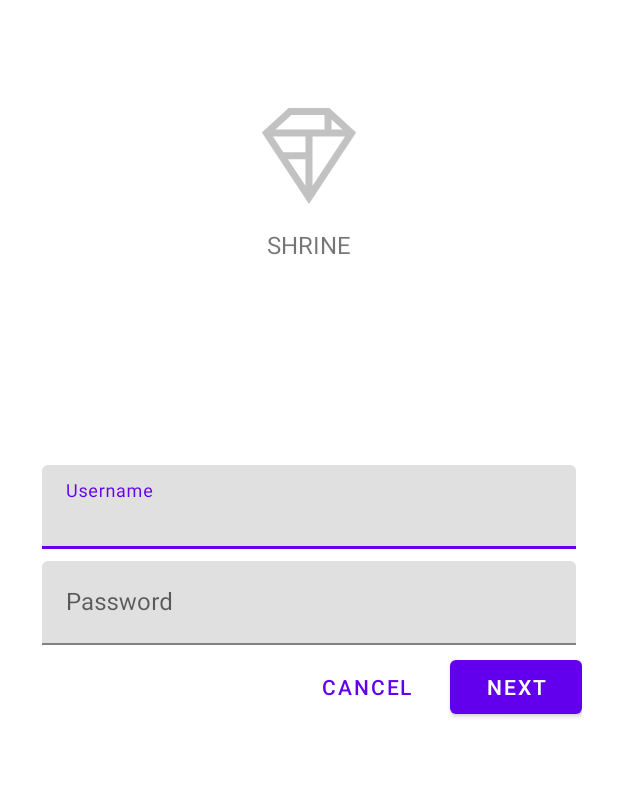
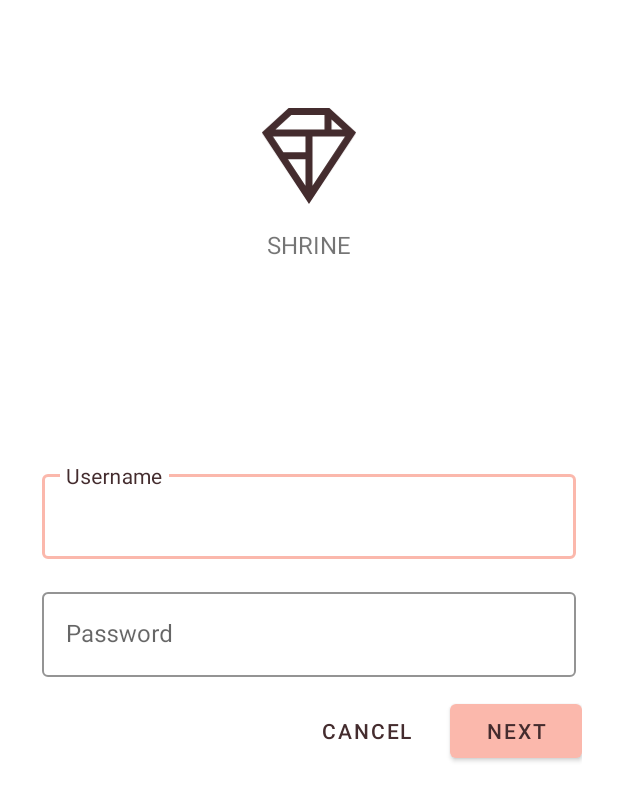
Before and after one commit to prince1809/mdc-shrine-android, an Android app: the screen it shows after launch (MainActivity), on a phone screen of 412 x 824 dp. Shown: the top 801 px of the screen. Run offline under Robolectric (Android 15) with nearby library versions, the phone set to English and light mode, and no system bars.

Commit message:
customize theme

```diff
--- a/app/src/main/res/drawable/shr_logo.xml
+++ b/app/src/main/res/drawable/shr_logo.xml
@@ -5,7 +5,7 @@
     android:viewportWidth="149"
     android:viewportHeight="152">
     <path
-        android:fillAlpha="0.4"
+        android:fillAlpha="1"
         android:fillColor="#DADCE0"
         android:fillType="evenOdd"
         android:pathData="M42.262,0L0,38.653L74.489,151.994L148.977,38.653L106.723,0M46.568,11.11L21.554,33.998L99.007,33.998L99.007,11.11L46.568,11.11ZM110.125,18.174L110.125,33.998L127.416,33.998L110.125,18.174ZM80.048,45.116L80.048,123.296L131.426,45.116L80.048,45.116ZM17.551,45.116L33.976,70.101L68.93,70.101L68.93,45.116L17.551,45.116ZM41.284,81.219L68.93,123.296L68.93,81.219L41.284,81.219Z"
--- a/app/src/main/res/layout/shr_login_fragment.xml
+++ b/app/src/main/res/layout/shr_login_fragment.xml
@@ -21,6 +21,7 @@
             android:layout_gravity="center_horizontal"
             android:layout_marginTop="48dp"
             android:layout_marginBottom="16dp"
+            android:tint="?android:attr/textColorPrimary"
             app:srcCompat="@drawable/shr_logo" />
 
         <TextView
@@ -33,6 +34,7 @@
             android:textSize="16sp" />
 
         <com.google.android.material.textfield.TextInputLayout
+            style="@style/Widget.Shrine.TextInputLayout"
             android:layout_width="match_parent"
             android:layout_height="wrap_content"
             android:layout_margin="4dp"
@@ -47,6 +49,7 @@
         </com.google.android.material.textfield.TextInputLayout>
 
         <com.google.android.material.textfield.TextInputLayout
+            style="@style/Widget.Shrine.TextInputLayout"
             android:id="@+id/password_text_input"
             android:layout_width="match_parent"
             android:layout_height="wrap_content"
@@ -66,6 +69,7 @@
 
             <com.google.android.material.button.MaterialButton
                 android:id="@+id/next_button"
+                style="@style/Widget.Shrine.Button"
                 android:layout_width="wrap_content"
                 android:layout_height="wrap_content"
                 android:layout_alignParentEnd="true"
@@ -74,7 +78,7 @@
 
             <com.google.android.material.button.MaterialButton
                 android:id="@+id/cancel_button"
-                style="@style/Widget.MaterialComponents.Button.TextButton"
+                style="@style/Widget.Shrine.Button.TextButton"
                 android:layout_width="wrap_content"
                 android:layout_height="wrap_content"
                 android:layout_marginEnd="12dp"
--- a/app/src/main/res/values/colors.xml
+++ b/app/src/main/res/values/colors.xml
@@ -1,9 +1,11 @@
 <?xml version="1.0" encoding="utf-8"?>
 <resources>
-    <color name="colorPrimary">#6200EE</color>
-    <color name="colorPrimaryDark">#DADCE0</color>
-    <color name="colorAccent">#E0E0E0</color>
-    <color name="toolbarIconColor">#FFFFFF</color>
+    <color name="colorPrimary">#E0E0E0</color>
+    <color name="colorPrimaryDark">#FBB8AC</color>
+    <color name="colorAccent">#FEDBD0</color>
+    <color name="textColorPrimary">#442C2E</color>
+    <color name="toolbarIconColor">@color/textColorPrimary</color>
     <color name="loginPageBackgroundColor">#FFFFFF</color>
     <color name="productGridBackgroundColor">#FFFFFF</color>
+    <color name="textInputOutlineColor">#FBB8AC</color>
 </resources>
--- a/app/src/main/res/values/styles.xml
+++ b/app/src/main/res/values/styles.xml
@@ -1,9 +1,11 @@
-<resources>
+<resources xmlns:tools="http://schemas.android.com/tools">
 
     <style name="Theme.shrine" parent="Theme.MaterialComponents.Light.NoActionBar">
         <item name="colorPrimary">@color/colorPrimary</item>
         <item name="colorPrimaryDark">@color/colorPrimaryDark</item>
         <item name="colorAccent">@color/colorAccent</item>
+        <item name="android:windowLightStatusBar" tools:targetApi="m">true</item>
+        <item name="android:textColorPrimary">@color/textColorPrimary</item>
     </style>
 
     <style name="Widget.Shrine.Toolbar" parent="Widget.AppCompat.Toolbar">
@@ -12,4 +14,24 @@
         <item name="popupTheme">@style/Theme.AppCompat.Light</item>
     </style>
 
+    <style name="Widget.Shrine.TextInputLayout" parent="Widget.MaterialComponents.TextInputLayout.OutlinedBox">
+        <item name="hintTextAppearance">@style/TextAppearance.Shrine.TextInputLayout.HintText</item>
+        <item name="hintTextColor">@color/textColorPrimary</item>
+        <item name="android:paddingBottom">8dp</item>
+        <item name="boxStrokeColor">@color/textInputOutlineColor</item>
+    </style>
+
+    <style name="TextAppearance.Shrine.TextInputLayout.HintText" parent="TextAppearance.MaterialComponents.Subtitle2">
+        <item name="android:textColor">?android:attr/textColorPrimary</item>
+    </style>
+
+    <style name="Widget.Shrine.Button" parent="Widget.MaterialComponents.Button">
+        <item name="android:textColor">?android:textColorPrimary</item>
+        <item name="backgroundTint">?attr/colorPrimaryDark</item>
+    </style>
+
+    <style name="Widget.Shrine.Button.TextButton" parent="Widget.MaterialComponents.Button.TextButton">
+        <item name="android:textColor">?android:attr/textColorPrimary</item>
+    </style>
+
 </resources>
```
